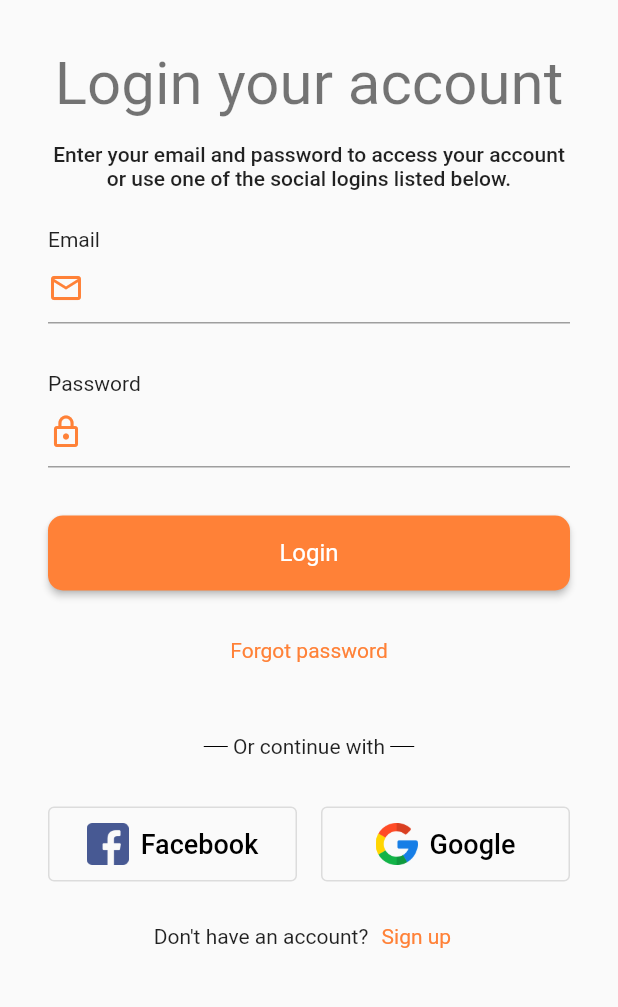
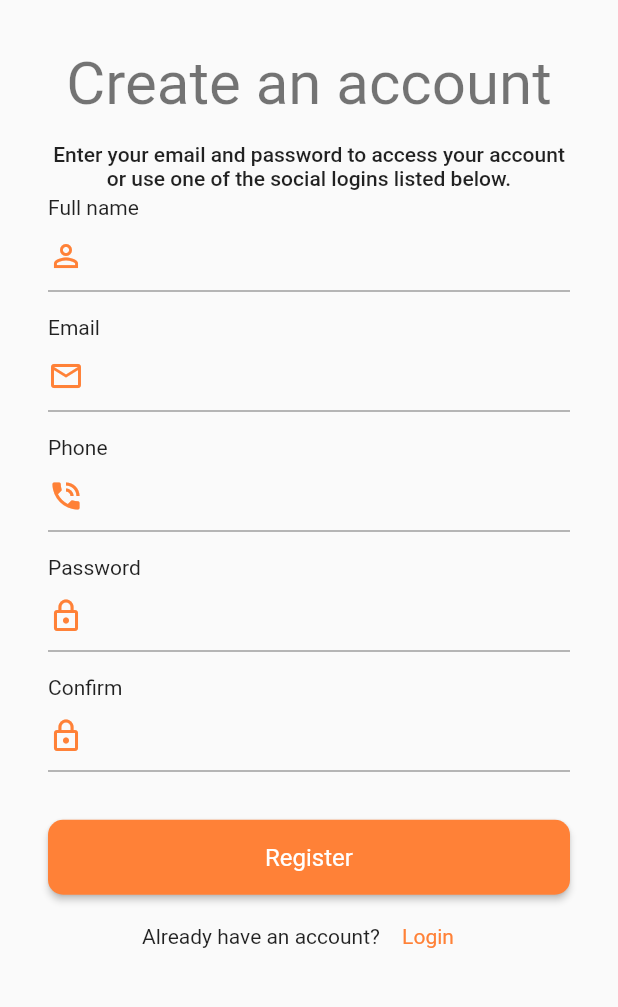
Before and after one commit to brakenseddik/EcoShop, a Flutter app: the LoginPage screen opened by its route, after a tap on "Sign up", on a phone screen of 412 x 824 dp, the part 168-1175 px from its top. Run offline on Flutter 3.47's test engine with Material 2 defaults, Android fonts, the phone set to English and light mode, and no system bars; our stand-ins replace auto_route, bloc, dartz, dio, firebase_auth, firebase_core and 6 more; accounts and stored records are empty; generated files the repository leaves out were written again; network calls fail.

Commit message:
sign up form

```diff
--- a/lib/core/resources/assets_manager.dart
+++ b/lib/core/resources/assets_manager.dart
@@ -4,6 +4,7 @@ class AssetsManager {
 
   static const String appIcon = '$imagesPath/logo.png';
   static const String onBoarding = '$imagesPath/onboarding.jpg';
+  static const String congratsVerify = '$imagesPath/congrats.png';
 
   static const String google = '$iconsPath/google.png';
   static const String facebook = '$iconsPath/facebook.png';
--- a/lib/core/routes/router.dart
+++ b/lib/core/routes/router.dart
@@ -1,4 +1,5 @@
 import 'package:auto_route/auto_route.dart';
+import 'package:fake_store/features/auth/presentation/pages/congrats_page.dart';
 import 'package:fake_store/features/auth/presentation/pages/login_page.dart';
 import 'package:fake_store/features/auth/presentation/pages/register_page.dart';
 import 'package:fake_store/features/auth/presentation/pages/verify_page.dart';
@@ -34,6 +35,10 @@ part 'router.gr.dart';
       path: '/verify',
       page: VerifyPage,
     ),
+    AutoRoute<void>(
+      path: '/congrats',
+      page: CongratsVerificationPage,
+    ),
     RedirectRoute(path: '*', redirectTo: '/'),
   ],
 )
--- a/lib/features/auth/presentation/bloc/auth_bloc.dart
+++ b/lib/features/auth/presentation/bloc/auth_bloc.dart
@@ -38,7 +38,7 @@ class AuthBloc extends Bloc<AuthEvent, AuthState> {
     emit(state.copyWith(isLoading: true));
     final res = await authUseCases.register(
         email: event.email, password: event.password);
-    emit(state.copyWith(isLoading: false, loginSuccessOrFailure: some(res)));
+    emit(state.copyWith(isLoading: false, registerSuccessOrFailure: some(res)));
   }
 
   FutureOr<void> _onIsVerified(IsVerified event, Emitter<AuthState> emit) {
--- a/lib/features/auth/presentation/pages/login_page.dart
+++ b/lib/features/auth/presentation/pages/login_page.dart
@@ -1,8 +1,8 @@
-import 'dart:developer';
-
+import 'package:auto_route/auto_route.dart';
 import 'package:fake_store/core/extensions/context_extensions.dart';
 import 'package:fake_store/core/resources/assets_manager.dart';
 import 'package:fake_store/core/resources/values_manager.dart';
+import 'package:fake_store/core/routes/router.dart';
 import 'package:fake_store/features/auth/presentation/bloc/auth_bloc.dart';
 import 'package:fake_store/features/core/components/logo_widget.dart';
 import 'package:fake_store/features/core/components/signin_form.dart';
@@ -23,21 +23,11 @@ class _LoginPageState extends State<LoginPage> {
     final size = MediaQuery.of(context).size;
     return Scaffold(
       body: BlocConsumer<AuthBloc, AuthState>(
-        listenWhen: (p, c) {
-          return p.error != c.error;
-        },
-        listener: (context, state) {
-          if (state.error != null) {
-            log(state.error.toString());
-          }
-        },
+        listener: (context, state) {},
         buildWhen: (p, c) {
-          return p.isLoading != c.isLoading;
+          return false;
         },
         builder: (context, state) {
-          if (state.isLoading) {
-            return const Center(child: CircularProgressIndicator());
-          }
           return Padding(
             padding: const EdgeInsets.symmetric(
                 horizontal: ValuesManager.s32, vertical: ValuesManager.s64),
@@ -56,13 +46,11 @@ class _LoginPageState extends State<LoginPage> {
                   height: ValuesManager.s16,
                 ),
                 Text(
-                  'Enter your email and password to access your account or use one of the social logins listed below.',
+                  'Enter your email and password and fill the form below to create your own account.',
                   textAlign: TextAlign.center,
                   style: context.textTheme.bodyLarge,
                 ),
-                const Spacer(
-                  flex: 2,
-                ),
+                const Spacer(),
                 SignInForm(),
                 const SizedBox(
                   height: ValuesManager.s16,
@@ -106,7 +94,9 @@ class _LoginPageState extends State<LoginPage> {
                   children: [
                     const Text("Don't have an account?"),
                     TextButton(
-                        onPressed: () {},
+                        onPressed: () {
+                          context.router.push(const RegisterPageRoute());
+                        },
                         child: const Text(
                           'Sign up',
                         ))
--- a/lib/features/auth/presentation/pages/register_page.dart
+++ b/lib/features/auth/presentation/pages/register_page.dart
@@ -1,10 +1,67 @@
+import 'package:auto_route/auto_route.dart';
+import 'package:fake_store/core/extensions/context_extensions.dart';
+import 'package:fake_store/core/resources/values_manager.dart';
+import 'package:fake_store/features/auth/presentation/bloc/auth_bloc.dart';
+import 'package:fake_store/features/core/components/logo_widget.dart';
+import 'package:fake_store/features/core/components/signup_form.dart';
 import 'package:flutter/material.dart';
+import 'package:flutter_bloc/flutter_bloc.dart';
 
 class RegisterPage extends StatelessWidget {
   const RegisterPage({Key? key}) : super(key: key);
 
   @override
   Widget build(BuildContext context) {
-    return const Scaffold();
+    return Scaffold(
+      body: BlocConsumer<AuthBloc, AuthState>(
+        listener: (context, state) {},
+        buildWhen: (p, c) {
+          return false;
+        },
+        builder: (context, state) {
+          return Padding(
+            padding: const EdgeInsets.symmetric(
+                horizontal: ValuesManager.s32, vertical: ValuesManager.s64),
+            child: Column(
+              children: [
+                const LogoWidget(),
+                const SizedBox(
+                  height: ValuesManager.s32,
+                ),
+                Text(
+                  'Create an account',
+                  textAlign: TextAlign.center,
+                  style: context.textTheme.headlineLarge,
+                ),
+                const SizedBox(
+                  height: ValuesManager.s16,
+                ),
+                Text(
+                  'Enter your email and password to access your account or use one of the social logins listed below.',
+                  textAlign: TextAlign.center,
+                  style: context.textTheme.bodyLarge,
+                ),
+                const Spacer(),
+                SignUpForm(),
+                const Spacer(),
+                Row(
+                  mainAxisAlignment: MainAxisAlignment.center,
+                  children: [
+                    const Text('Already have an account?'),
+                    TextButton(
+                        onPressed: () {
+                          context.router.pop();
+                        },
+                        child: const Text(
+                          'Login',
+                        ))
+                  ],
+                )
+              ],
+            ),
+          );
+        },
+      ),
+    );
   }
 }
--- a/lib/features/auth/presentation/widgets/default_textfield.dart
+++ b/lib/features/auth/presentation/widgets/default_textfield.dart
@@ -8,12 +8,14 @@ class DefaultTextField2 extends StatelessWidget {
       required this.label,
       required this.hint,
       required this.validator,
-      required this.iconData});
+      required this.iconData,
+      this.isObscure});
 
   final TextEditingController controller;
   final String label;
   final String hint;
   final IconData iconData;
+  final bool? isObscure;
   final String? Function(String?)? validator;
 
   @override
@@ -26,6 +28,7 @@ class DefaultTextField2 extends StatelessWidget {
           controller: controller,
           validator: validator,
           enabled: true,
+          obscureText: isObscure ?? false,
           decoration: InputDecoration(
               // isDense: true,
               contentPadding: EdgeInsets.zero,
--- /dev/null
+++ b/lib/features/core/components/signup_form.dart
@@ -0,0 +1,133 @@
+import 'package:auto_route/auto_route.dart';
+import 'package:fake_store/core/resources/values_manager.dart';
+import 'package:fake_store/core/routes/router.dart';
+import 'package:fake_store/features/auth/presentation/bloc/auth_bloc.dart';
+import 'package:fake_store/features/auth/presentation/widgets/default_textfield.dart';
+import 'package:fake_store/features/core/components/default_button.dart';
+import 'package:flutter/cupertino.dart';
+import 'package:flutter/material.dart';
+import 'package:flutter_bloc/flutter_bloc.dart';
+import 'package:fluttertoast/fluttertoast.dart';
+
+class SignUpForm extends StatelessWidget {
+  SignUpForm({super.key});
+  final _name = TextEditingController();
+  final _phone = TextEditingController();
+  final _email = TextEditingController();
+  final _password = TextEditingController();
+  final _confirm = TextEditingController();
+
+  @override
+  Widget build(BuildContext context) {
+    return BlocConsumer<AuthBloc, AuthState>(
+      listener: (context, state) {
+        state.registerSuccessOrFailure.fold(
+            () => {},
+            (a) => a.fold((failure) {
+                  return Fluttertoast.showToast(
+                    toastLength: Toast.LENGTH_LONG,
+                    msg: failure.map(
+                      serverFailure: (m) => m.message ?? 'failure',
+                      customFailureWithMessage: (m) => m.message,
+                      unknownFailure: (m) => 'Unknown',
+                      internetConnectionFailure: (m) =>
+                          'internet Connection Failure',
+                      tooManyRequests: (m) => 'too Many Requests',
+                      authenticationFailure: (m) => 'authentication Failure',
+                      permissionDenied: (ms) => ms.toString(),
+                    ),
+                  );
+                }, (response) {
+                  // Fluttertoast.showToast(msg: response!.email!);
+
+                  return context.router.push(
+                    const CongratsVerificationPageRoute(),
+                  );
+                }));
+      },
+      builder: (context, state) {
+        return Form(
+            child: Column(
+          children: [
+            DefaultTextField2(
+              controller: _name,
+              iconData: Icons.person_outline,
+              label: 'Full name',
+              hint: 'Enter your full name',
+              validator: (String? val) {
+                return null;
+              },
+            ),
+            const SizedBox(
+              height: ValuesManager.s16,
+            ),
+            DefaultTextField2(
+              controller: _email,
+              iconData: Icons.email_outlined,
+              label: 'Email',
+              hint: 'Enter email',
+              validator: (String? val) {
+                return null;
+              },
+            ),
+            const SizedBox(
+              height: ValuesManager.s16,
+            ),
+            DefaultTextField2(
+              controller: _phone,
+              iconData: Icons.phone_in_talk,
+              label: 'Phone',
+              hint: 'Enter your phone number',
+              validator: (String? val) {
+                return null;
+              },
+            ),
+            const SizedBox(
+              height: ValuesManager.s16,
+            ),
+            DefaultTextField2(
+              controller: _password,
+              iconData: Icons.lock_outline,
+              label: 'Password',
+              hint: '***********',
+              validator: (String? val) {
+                return null;
+              },
+            ),
+            const SizedBox(
+              height: ValuesManager.s16,
+            ),
+            DefaultTextField2(
+              controller: _confirm,
+              iconData: Icons.lock_outline,
+              label: 'Confirm',
+              hint: '***********',
+              validator: (String? val) {
+                return null;
+              },
+            ),
+            const SizedBox(
+              height: ValuesManager.s32,
+            ),
+            if (state.isLoading)
+              const SizedBox(
+                  height: 50,
+                  width: double.infinity,
+                  child: Center(
+                    child: CupertinoActivityIndicator(),
+                  ))
+            else
+              DefaultButton(
+                  onPressed: state.isLoading
+                      ? null
+                      : () {
+                          context.read<AuthBloc>().add(OnRegisterEvent(
+                              _email.text.trim(), _password.text.trim()));
+                        },
+                  text: 'Register'),
+          ],
+        ));
+      },
+    );
+  }
+}
--- a/lib/features/welcome/presentation/pages/splash_screen.dart
+++ b/lib/features/welcome/presentation/pages/splash_screen.dart
@@ -1,5 +1,3 @@
-import 'dart:developer';
-
 import 'package:auto_route/auto_route.dart';
 import 'package:fake_store/core/extensions/context_extensions.dart';
 import 'package:fake_store/core/resources/assets_manager.dart';
@@ -28,7 +26,6 @@ class _SplashPageState extends State<SplashPage> {
   Widget build(BuildContext context) {
     return BlocListener<AppBloc, AppState>(
       listener: (context, state) {
-        log('state is : ${state.isSeen}');
         if (!state.isSeen) {
           Future.delayed(const Duration(seconds: 3), () {
             context.router.push(const OnBoardingPageRoute());
--- a/pubspec.yaml
+++ b/pubspec.yaml
@@ -30,6 +30,7 @@ dependencies:
   firebase_auth: ^4.2.6
   shimmer:
   shared_preferences:
+  fluttertoast:
 
 
 
```
Also changed, not shown: lib/features/auth/presentation/pages/congrats_page.dart (added, +51 -0 lines), lib/features/core/components/signin_form.dart (+24 -13 lines), assets/images/congrats.png (added), lib/core/routes/router.gr.dart, pubspec.lock, 1 other file.
